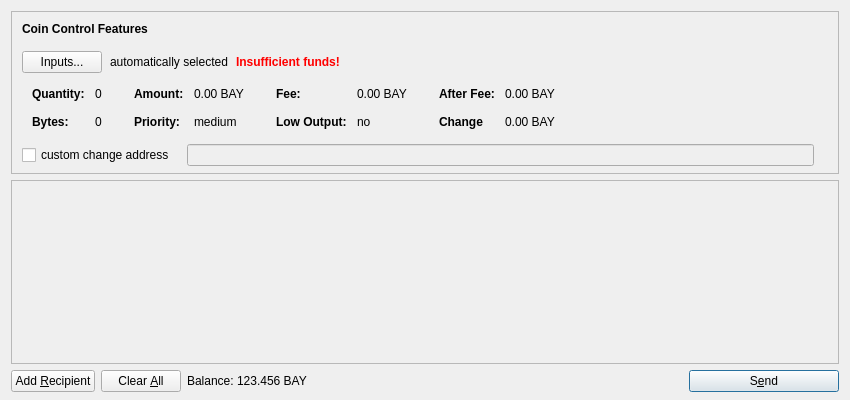
This is src/qt/forms/sendcoinsdialog.ui in dzimbeck/BitBay as Qt 5 draws it before an edit. The edited form follows.
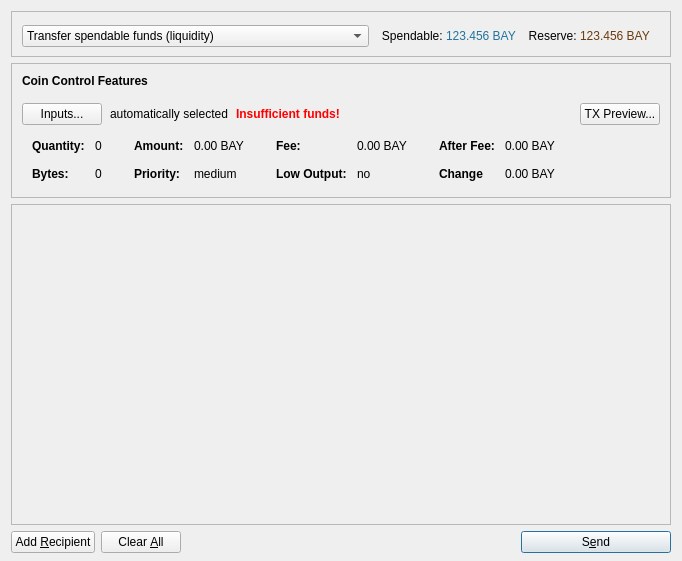
This is the edited form. Icons and pictures are not drawn.

```diff
--- a/src/qt/forms/sendcoinsdialog.ui
+++ b/src/qt/forms/sendcoinsdialog.ui
@@ -6,17 +6,237 @@
    <rect>
     <x>0</x>
     <y>0</y>
-    <width>850</width>
-    <height>400</height>
+    <width>682</width>
+    <height>561</height>
    </rect>
   </property>
   <property name="windowTitle">
    <string>Send Coins</string>
   </property>
-  <layout class="QVBoxLayout" name="verticalLayout" stretch="0,1,0">
+  <layout class="QVBoxLayout" name="verticalLayout" stretch="0,0,1,0">
    <property name="bottomMargin">
     <number>8</number>
    </property>
+   <item>
+    <widget class="QFrame" name="frameTxType">
+     <property name="frameShape">
+      <enum>QFrame::StyledPanel</enum>
+     </property>
+     <property name="frameShadow">
+      <enum>QFrame::Raised</enum>
+     </property>
+     <layout class="QGridLayout" name="gridLayout">
+      <property name="leftMargin">
+       <number>0</number>
+      </property>
+      <property name="topMargin">
+       <number>0</number>
+      </property>
+      <property name="rightMargin">
+       <number>0</number>
+      </property>
+      <property name="bottomMargin">
+       <number>6</number>
+      </property>
+      <item row="0" column="0">
+       <layout class="QHBoxLayout" name="horizontalLayout_2">
+        <property name="leftMargin">
+         <number>10</number>
+        </property>
+        <property name="topMargin">
+         <number>10</number>
+        </property>
+        <item>
+         <widget class="QComboBox" name="comboBoxTxType">
+          <property name="minimumSize">
+           <size>
+            <width>250</width>
+            <height>0</height>
+           </size>
+          </property>
+          <item>
+           <property name="text">
+            <string>Transfer spendable funds (liquidity)</string>
+           </property>
+          </item>
+          <item>
+           <property name="text">
+            <string>Transfer reserve and freeze them for 1 month</string>
+           </property>
+          </item>
+          <item>
+           <property name="text">
+            <string>Freeze reserve for 1 month (such funds have 20 BAY staking reward)</string>
+           </property>
+          </item>
+          <item>
+           <property name="text">
+            <string>Freeze liquidity for 4 month (such funds have 40 BAY staking reward)</string>
+           </property>
+          </item>
+         </widget>
+        </item>
+        <item>
+         <layout class="QHBoxLayout" name="horizontalLayout_4">
+          <property name="spacing">
+           <number>0</number>
+          </property>
+          <item>
+           <widget class="QLabel" name="labelLiquidityText">
+            <property name="minimumSize">
+             <size>
+              <width>0</width>
+              <height>28</height>
+             </size>
+            </property>
+            <property name="text">
+             <string>  Spendable: </string>
+            </property>
+            <property name="alignment">
+             <set>Qt::AlignRight|Qt::AlignTrailing|Qt::AlignVCenter</set>
+            </property>
+           </widget>
+          </item>
+          <item>
+           <widget class="QLabel" name="labelLiquidity">
+            <property name="palette">
+             <palette>
+              <active>
+               <colorrole role="WindowText">
+                <brush brushstyle="SolidPattern">
+                 <color alpha="255">
+                  <red>32</red>
+                  <green>116</green>
+                  <blue>157</blue>
+                 </color>
+                </brush>
+               </colorrole>
+              </active>
+              <inactive>
+               <colorrole role="WindowText">
+                <brush brushstyle="SolidPattern">
+                 <color alpha="255">
+                  <red>32</red>
+                  <green>116</green>
+                  <blue>157</blue>
+                 </color>
+                </brush>
+               </colorrole>
+              </inactive>
+              <disabled>
+               <colorrole role="WindowText">
+                <brush brushstyle="SolidPattern">
+                 <color alpha="255">
+                  <red>190</red>
+                  <green>190</green>
+                  <blue>190</blue>
+                 </color>
+                </brush>
+               </colorrole>
+              </disabled>
+             </palette>
+            </property>
+            <property name="autoFillBackground">
+             <bool>true</bool>
+            </property>
+            <property name="text">
+             <string>123.456 BAY</string>
+            </property>
+            <property name="textInteractionFlags">
+             <set>Qt::LinksAccessibleByMouse|Qt::TextSelectableByKeyboard|Qt::TextSelectableByMouse</set>
+            </property>
+           </widget>
+          </item>
+         </layout>
+        </item>
+        <item>
+         <layout class="QHBoxLayout" name="horizontalLayout_5">
+          <property name="spacing">
+           <number>0</number>
+          </property>
+          <item>
+           <widget class="QLabel" name="labelReservesText">
+            <property name="text">
+             <string>  Reserve: </string>
+            </property>
+            <property name="alignment">
+             <set>Qt::AlignRight|Qt::AlignTrailing|Qt::AlignVCenter</set>
+            </property>
+           </widget>
+          </item>
+          <item>
+           <widget class="QLabel" name="labelReserves">
+            <property name="palette">
+             <palette>
+              <active>
+               <colorrole role="WindowText">
+                <brush brushstyle="SolidPattern">
+                 <color alpha="255">
+                  <red>107</red>
+                  <green>59</green>
+                  <blue>12</blue>
+                 </color>
+                </brush>
+               </colorrole>
+              </active>
+              <inactive>
+               <colorrole role="WindowText">
+                <brush brushstyle="SolidPattern">
+                 <color alpha="255">
+                  <red>107</red>
+                  <green>59</green>
+                  <blue>12</blue>
+                 </color>
+                </brush>
+               </colorrole>
+              </inactive>
+              <disabled>
+               <colorrole role="WindowText">
+                <brush brushstyle="SolidPattern">
+                 <color alpha="255">
+                  <red>190</red>
+                  <green>190</green>
+                  <blue>190</blue>
+                 </color>
+                </brush>
+               </colorrole>
+              </disabled>
+             </palette>
+            </property>
+            <property name="autoFillBackground">
+             <bool>true</bool>
+            </property>
+            <property name="text">
+             <string>123.456 BAY</string>
+            </property>
+            <property name="textInteractionFlags">
+             <set>Qt::LinksAccessibleByMouse|Qt::TextSelectableByKeyboard|Qt::TextSelectableByMouse</set>
+            </property>
+           </widget>
+          </item>
+         </layout>
+        </item>
+        <item>
+         <spacer name="horizontalSpacer_2">
+          <property name="orientation">
+           <enum>Qt::Horizontal</enum>
+          </property>
+          <property name="sizeType">
+           <enum>QSizePolicy::Minimum</enum>
+          </property>
+          <property name="sizeHint" stdset="0">
+           <size>
+            <width>20</width>
+            <height>20</height>
+           </size>
+          </property>
+         </spacer>
+        </item>
+       </layout>
+      </item>
+     </layout>
+    </widget>
+   </item>
    <item>
     <widget class="QFrame" name="frameCoinControl">
      <property name="sizePolicy">
@@ -54,7 +274,7 @@
        <number>6</number>
       </property>
       <item>
-       <layout class="QVBoxLayout" name="verticalLayoutCoinControl" stretch="0,0,0,0,1">
+       <layout class="QVBoxLayout" name="verticalLayoutCoinControl" stretch="0,0,0">
         <property name="spacing">
          <number>0</number>
         </property>
@@ -64,6 +284,9 @@
         <property name="topMargin">
          <number>10</number>
         </property>
+        <property name="rightMargin">
+         <number>10</number>
+        </property>
         <item>
          <layout class="QHBoxLayout" name="horizontalLayoutCoinControl1">
           <property name="bottomMargin">
@@ -94,7 +317,7 @@
          </layout>
         </item>
         <item>
-         <layout class="QHBoxLayout" name="horizontalLayoutCoinControl2" stretch="0,0,0,0">
+         <layout class="QHBoxLayout" name="horizontalLayoutCoinControl2" stretch="0,0,0,0,0">
           <property name="spacing">
            <number>8</number>
           </property>
@@ -153,6 +376,13 @@
             </property>
            </spacer>
           </item>
+          <item>
+           <widget class="QPushButton" name="pushButtonTxPreview">
+            <property name="text">
+             <string>TX Preview...</string>
+            </property>
+           </widget>
+          </item>
          </layout>
         </item>
         <item>
@@ -500,77 +730,6 @@
           </layout>
          </widget>
         </item>
-        <item>
-         <layout class="QHBoxLayout" name="horizontalLayoutCoinControl4" stretch="0,0,0">
-          <property name="spacing">
-           <number>12</number>
-          </property>
-          <property name="sizeConstraint">
-           <enum>QLayout::SetDefaultConstraint</enum>
-          </property>
-          <property name="topMargin">
-           <number>5</number>
-          </property>
-          <property name="rightMargin">
-           <number>5</number>
-          </property>
-          <item>
-           <widget class="QCheckBox" name="checkBoxCoinControlChange">
-            <property name="text">
-             <string>custom change address</string>
-            </property>
-           </widget>
-          </item>
-          <item>
-           <widget class="QLineEdit" name="lineEditCoinControlChange">
-            <property name="enabled">
-             <bool>false</bool>
-            </property>
-            <property name="sizePolicy">
-             <sizepolicy hsizetype="Expanding" vsizetype="Fixed">
-              <horstretch>0</horstretch>
-              <verstretch>0</verstretch>
-             </sizepolicy>
-            </property>
-           </widget>
-          </item>
-          <item>
-           <widget class="QLabel" name="labelCoinControlChangeLabel">
-            <property name="sizePolicy">
-             <sizepolicy hsizetype="Preferred" vsizetype="Expanding">
-              <horstretch>0</horstretch>
-              <verstretch>0</verstretch>
-             </sizepolicy>
-            </property>
-            <property name="minimumSize">
-             <size>
-              <width>0</width>
-              <height>0</height>
-             </size>
-            </property>
-            <property name="text">
-             <string/>
-            </property>
-            <property name="margin">
-             <number>3</number>
-            </property>
-           </widget>
-          </item>
-         </layout>
-        </item>
-        <item>
-         <spacer name="verticalSpacerCoinControl">
-          <property name="orientation">
-           <enum>Qt::Vertical</enum>
-          </property>
-          <property name="sizeHint" stdset="0">
-           <size>
-            <width>800</width>
-            <height>1</height>
-           </size>
-          </property>
-         </spacer>
-        </item>
        </layout>
       </item>
      </layout>
@@ -586,22 +745,22 @@
        <rect>
         <x>0</x>
         <y>0</y>
-        <width>824</width>
-        <height>141</height>
+        <width>662</width>
+        <height>295</height>
        </rect>
       </property>
       <layout class="QVBoxLayout" name="verticalLayout_2">
        <property name="leftMargin">
-        <number>0</number>
+        <number>1</number>
        </property>
        <property name="topMargin">
-        <number>0</number>
+        <number>1</number>
        </property>
        <property name="rightMargin">
-        <number>0</number>
+        <number>1</number>
        </property>
        <property name="bottomMargin">
-        <number>0</number>
+        <number>1</number>
        </property>
        <item>
         <layout class="QVBoxLayout" name="entries">
@@ -664,45 +823,6 @@
        </property>
       </widget>
      </item>
-     <item>
-      <layout class="QHBoxLayout" name="horizontalLayout_2">
-       <property name="spacing">
-        <number>3</number>
-       </property>
-       <item>
-        <widget class="QLabel" name="label">
-         <property name="sizePolicy">
-          <sizepolicy hsizetype="Preferred" vsizetype="Fixed">
-           <horstretch>0</horstretch>
-           <verstretch>0</verstretch>
-          </sizepolicy>
-         </property>
-         <property name="text">
-          <string>Balance:</string>
-         </property>
-        </widget>
-       </item>
-       <item>
-        <widget class="QLabel" name="labelBalance">
-         <property name="sizePolicy">
-          <sizepolicy hsizetype="Preferred" vsizetype="Fixed">
-           <horstretch>0</horstretch>
-           <verstretch>0</verstretch>
-          </sizepolicy>
-         </property>
-         <property name="cursor">
-          <cursorShape>IBeamCursor</cursorShape>
-         </property>
-         <property name="text">
-          <string notr="true">123.456 BAY</string>
-         </property>
-         <property name="textInteractionFlags">
-          <set>Qt::LinksAccessibleByMouse|Qt::TextSelectableByKeyboard|Qt::TextSelectableByMouse</set>
-         </property>
-        </widget>
-       </item>
-      </layout>
-     </item>
      <item>
       <spacer name="horizontalSpacer">
        <property name="orientation">
```
Left out of the diff: 9 changed lines with no effect on the pictures.
